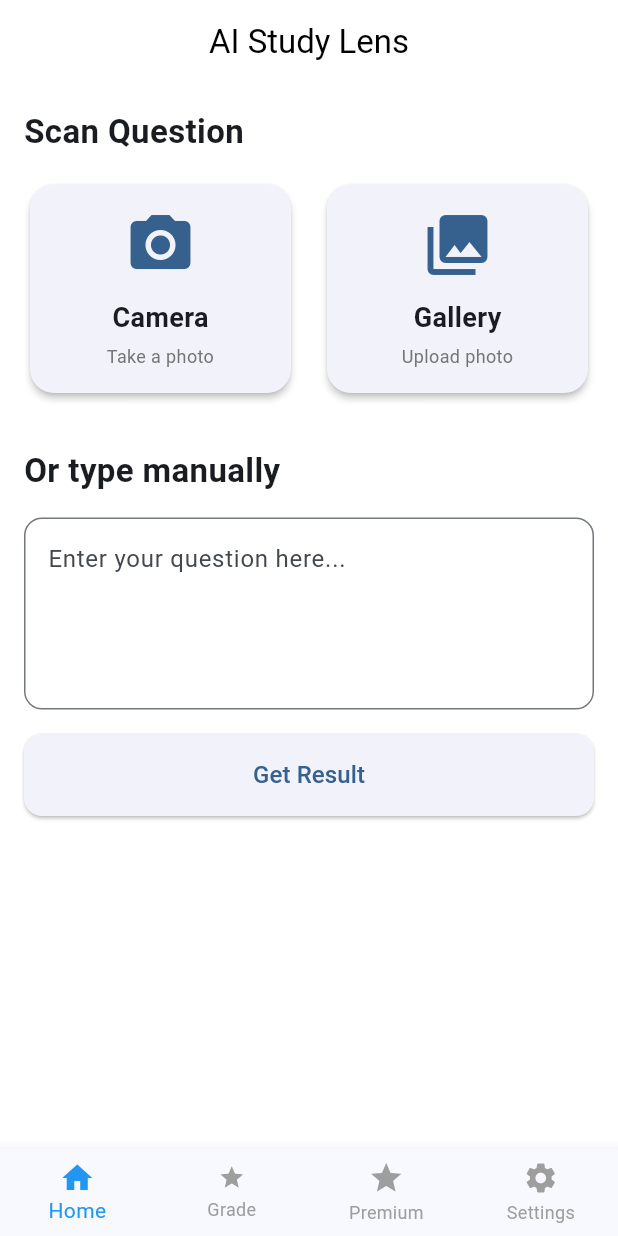
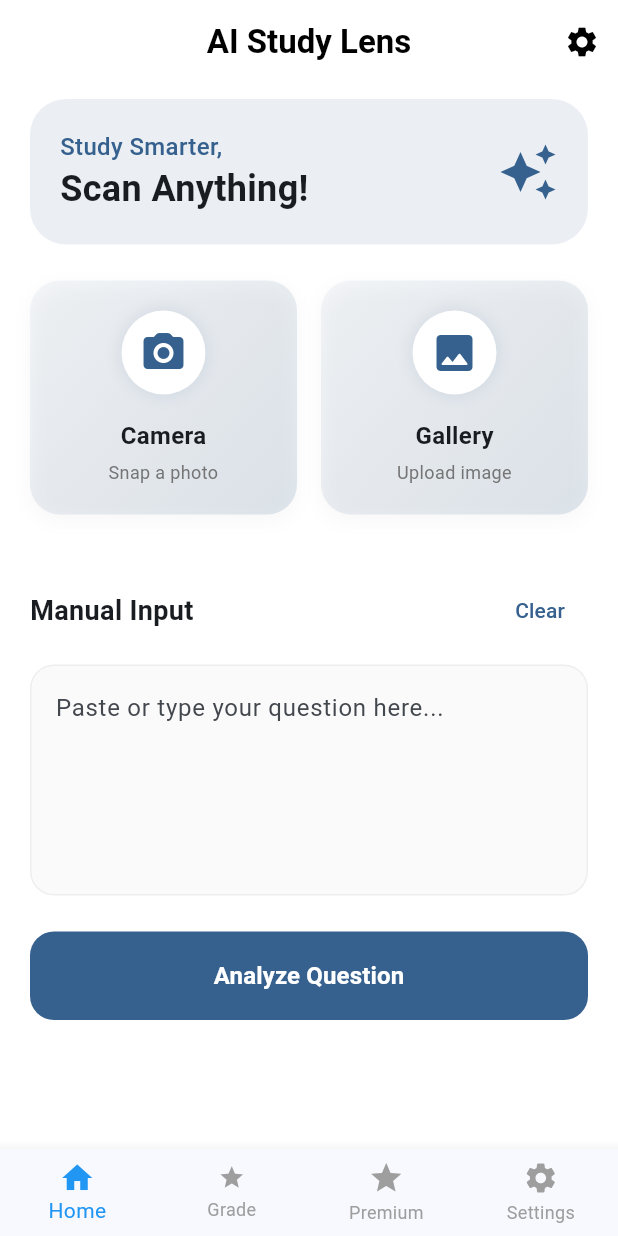
Before and after one commit to prakashraj161515-bit/ai_study_lens-, a Flutter app: the screen it shows after launch, on a phone screen of 412 x 824 dp. Run offline on Flutter 3.47's test engine with Material 3 defaults, Android fonts, the phone set to English and light mode, and no system bars; our stand-ins replace flutter_tts, image_picker, shared_preferences; missing offline and left inert: google_mlkit_text_recognition, translator.

Commit message:
Restore ai_study_lens: fix model names, add persistence, improve UI

```diff
--- a/lib/providers/app_provider.dart
+++ b/lib/providers/app_provider.dart
@@ -1,13 +1,27 @@
 import 'package:flutter/material.dart';
 
+import 'package:shared_preferences/shared_preferences.dart';
+
 class AppProvider with ChangeNotifier {
+  final SharedPreferences _prefs;
+
   bool isPremium = false;
-  String currentLanguage = 'en'; // en, hi, pa, es, fr
-  String apiKey = ''; // API Key
+  String currentLanguage = 'en';
+  String apiKey = '';
   List<Map<String, dynamic>> savedMarksheets = [];
 
+  AppProvider(this._prefs) {
+    _loadSettings();
+  }
+
+  void _loadSettings() {
+    apiKey = _prefs.getString('api_key') ?? '';
+    currentLanguage = _prefs.getString('language') ?? 'en';
+    notifyListeners();
+  }
+
   void addMarksheet(Map<String, dynamic> marksheet) {
-    savedMarksheets.insert(0, marksheet); // Add at the beginning
+    savedMarksheets.insert(0, marksheet);
     notifyListeners();
   }
 
@@ -18,11 +32,13 @@ class AppProvider with ChangeNotifier {
 
   void setLanguage(String langCode) {
     currentLanguage = langCode;
+    _prefs.setString('language', langCode);
     notifyListeners();
   }
 
   void setApiKey(String key) {
     apiKey = key;
+    _prefs.setString('api_key', key);
     notifyListeners();
   }
 }
--- a/lib/screens/home_screen.dart
+++ b/lib/screens/home_screen.dart
@@ -23,6 +23,12 @@ class _HomeScreenState extends State<HomeScreen> {
   bool _isLoading = false;
 
   Future<void> _processImage(ImageSource source) async {
+    final appProvider = context.read<AppProvider>();
+    if (appProvider.apiKey.isEmpty) {
+      _showError("Please set your API Key in Settings first.");
+      return;
+    }
+
     try {
       final XFile? image = await _picker.pickImage(source: source);
       if (image == null) return;
@@ -31,18 +37,16 @@ class _HomeScreenState extends State<HomeScreen> {
 
       String text = "";
       if (kIsWeb) {
-        // On Web, send image bytes directly to Gemini
         final bytes = await image.readAsBytes();
-        final apiKey = context.read<AppProvider>().apiKey;
-        text = await AiService().getAnswerFromImage(bytes, apiKey);
+        text = await AiService().getAnswerFromImage(bytes, appProvider.apiKey);
       } else {
-        // On Mobile, use ML Kit for faster OCR
         text = await _ocrService.extractText(File(image.path));
       }
 
+      if (!mounted) return;
       setState(() => _isLoading = false);
 
-      if (text.isNotEmpty && mounted) {
+      if (text.isNotEmpty) {
         Navigator.push(context, MaterialPageRoute(
           builder: (_) => ResultScreen(extractedText: text),
         ));
@@ -50,7 +54,7 @@ class _HomeScreenState extends State<HomeScreen> {
         _showError("No text found in the image.");
       }
     } catch (e) {
-      setState(() => _isLoading = false);
+      if (mounted) setState(() => _isLoading = false);
       _showError("Failed to process image: $e");
     }
   }
@@ -77,26 +81,41 @@ class _HomeScreenState extends State<HomeScreen> {
   @override
   Widget build(BuildContext context) {
     return Scaffold(
-      appBar: AppBar(title: const Text('AI Study Lens'), elevation: 0),
+      appBar: AppBar(
+        title: const Text('AI Study Lens', style: TextStyle(fontWeight: FontWeight.bold)),
+        actions: [
+          IconButton(
+            icon: const Icon(Icons.settings),
+            onPressed: () => Navigator.pushNamed(context, '/settings'), // Assuming you might add routing, or just use the nav bar
+          )
+        ],
+      ),
       body: _isLoading
-        ? const Center(child: CircularProgressIndicator())
+        ? Center(
+            child: Column(
+              mainAxisAlignment: MainAxisAlignment.center,
+              children: [
+                const CircularProgressIndicator(),
+                const SizedBox(height: 16),
+                Text("Analyzing your question...", style: TextStyle(color: Colors.grey[600])),
+              ],
+            ),
+          )
         : SingleChildScrollView(
-            padding: const EdgeInsets.all(16.0),
+            physics: const BouncingScrollPhysics(),
+            padding: const EdgeInsets.symmetric(horizontal: 20.0, vertical: 10.0),
             child: Column(
               crossAxisAlignment: CrossAxisAlignment.stretch,
               children: [
-                const Text(
-                  "Scan Question",
-                  style: TextStyle(fontSize: 22, fontWeight: FontWeight.bold),
-                ),
-                const SizedBox(height: 16),
+                _buildHeader(),
+                const SizedBox(height: 24),
                 Row(
                   children: [
                     Expanded(
                       child: FeatureCard(
                         title: 'Camera',
-                        subtitle: 'Take a photo',
-                        icon: Icons.camera_alt,
+                        subtitle: 'Snap a photo',
+                        icon: Icons.camera_alt_rounded,
                         onTap: () => _processImage(ImageSource.camera),
                       ),
                     ),
@@ -104,39 +123,90 @@ class _HomeScreenState extends State<HomeScreen> {
                     Expanded(
                       child: FeatureCard(
                         title: 'Gallery',
-                        subtitle: 'Upload photo',
-                        icon: Icons.photo_library,
+                        subtitle: 'Upload image',
+                        icon: Icons.image_rounded,
                         onTap: () => _processImage(ImageSource.gallery),
                       ),
                     ),
                   ],
                 ),
-                const SizedBox(height: 32),
-                const Text(
-                  "Or type manually",
-                  style: TextStyle(fontSize: 22, fontWeight: FontWeight.bold),
+                const SizedBox(height: 40),
+                Row(
+                  children: [
+                    const Text(
+                      "Manual Input",
+                      style: TextStyle(fontSize: 18, fontWeight: FontWeight.bold),
+                    ),
+                    const Spacer(),
+                    TextButton(
+                      onPressed: () => _manualInputController.clear(),
+                      child: const Text("Clear"),
+                    )
+                  ],
                 ),
-                const SizedBox(height: 16),
-                TextField(
-                  controller: _manualInputController,
-                  maxLines: 4,
-                  decoration: InputDecoration(
-                    hintText: "Enter your question here...",
-                    border: OutlineInputBorder(borderRadius: BorderRadius.circular(12)),
+                const SizedBox(height: 12),
+                Container(
+                  decoration: BoxDecoration(
+                    color: Colors.grey[50],
+                    borderRadius: BorderRadius.circular(16),
+                    border: Border.all(color: Colors.grey[200]!),
+                  ),
+                  child: TextField(
+                    controller: _manualInputController,
+                    maxLines: 5,
+                    decoration: const InputDecoration(
+                      hintText: "Paste or type your question here...",
+                      contentPadding: EdgeInsets.all(16),
+                      border: InputBorder.none,
+                    ),
                   ),
                 ),
-                const SizedBox(height: 16),
+                const SizedBox(height: 24),
                 ElevatedButton(
                   onPressed: _processManualText,
                   style: ElevatedButton.styleFrom(
-                    padding: const EdgeInsets.symmetric(vertical: 16),
-                    shape: RoundedRectangleBorder(borderRadius: BorderRadius.circular(12)),
+                    backgroundColor: Theme.of(context).primaryColor,
+                    foregroundColor: Colors.white,
+                    padding: const EdgeInsets.symmetric(vertical: 18),
+                    elevation: 0,
+                    shape: RoundedRectangleBorder(borderRadius: BorderRadius.circular(16)),
                   ),
-                  child: const Text('Get Result', style: TextStyle(fontSize: 16)),
+                  child: const Text('Analyze Question', style: TextStyle(fontSize: 16, fontWeight: FontWeight.bold)),
                 ),
+                const SizedBox(height: 32),
               ],
             ),
           ),
     );
   }
+
+  Widget _buildHeader() {
+    return Container(
+      padding: const EdgeInsets.all(20),
+      decoration: BoxDecoration(
+        color: Theme.of(context).primaryColor.withOpacity(0.1),
+        borderRadius: BorderRadius.circular(24),
+      ),
+      child: Row(
+        children: [
+          Expanded(
+            child: Column(
+              crossAxisAlignment: CrossAxisAlignment.start,
+              children: [
+                Text(
+                  "Study Smarter,",
+                  style: TextStyle(fontSize: 16, color: Theme.of(context).primaryColor, fontWeight: FontWeight.w500),
+                ),
+                const Text(
+                  "Scan Anything!",
+                  style: TextStyle(fontSize: 24, fontWeight: FontWeight.bold),
+                ),
+              ],
+            ),
+          ),
+          Icon(Icons.auto_awesome, size: 40, color: Theme.of(context).primaryColor),
+        ],
+      ),
+    );
+  }
 }
--- a/lib/screens/settings_screen.dart
+++ b/lib/screens/settings_screen.dart
@@ -148,8 +148,10 @@ class SettingsScreen extends StatelessWidget {
     );
 
     final response = await AiService().testConnection(apiKey);
+    if (!context.mounted) return;
     Navigator.pop(context); // Close loading
 
+    if (!context.mounted) return;
     showDialog(
       context: context,
       builder: (context) => AlertDialog(
@@ -173,8 +175,10 @@ class SettingsScreen extends StatelessWidget {
     );
 
     final response = await AiService().getAvailableModels(apiKey);
+    if (!context.mounted) return;
     Navigator.pop(context); // Close loading
 
+    if (!context.mounted) return;
     showDialog(
       context: context,
       builder: (context) => AlertDialog(
--- a/lib/widgets/feature_card.dart
+++ b/lib/widgets/feature_card.dart
@@ -16,22 +16,54 @@ class FeatureCard extends StatelessWidget {
 
   @override
   Widget build(BuildContext context) {
-    return Card(
-      elevation: 2,
-      shape: RoundedRectangleBorder(borderRadius: BorderRadius.circular(16)),
+    return Container(
+      decoration: BoxDecoration(
+        borderRadius: BorderRadius.circular(20),
+        gradient: LinearGradient(
+          begin: Alignment.topLeft,
+          end: Alignment.bottomRight,
+          colors: [
+            Theme.of(context).primaryColor.withOpacity(0.05),
+            Theme.of(context).primaryColor.withOpacity(0.15),
+          ],
+        ),
+        boxShadow: [
+          BoxShadow(
+            color: Colors.black.withOpacity(0.03),
+            blurRadius: 10,
+            offset: const Offset(0, 4),
+          ),
+        ],
+      ),
+      child: Material(
+        color: Colors.transparent,
         child: InkWell(
           onTap: onTap,
-        borderRadius: BorderRadius.circular(16),
+          borderRadius: BorderRadius.circular(20),
           child: Padding(
-          padding: const EdgeInsets.all(16.0),
+            padding: const EdgeInsets.all(20.0),
             child: Column(
               mainAxisAlignment: MainAxisAlignment.center,
               children: [
-              Icon(icon, size: 48, color: Theme.of(context).primaryColor),
-              const SizedBox(height: 12),
+                Container(
+                  padding: const EdgeInsets.all(12),
+                  decoration: BoxDecoration(
+                    color: Colors.white,
+                    shape: BoxShape.circle,
+                    boxShadow: [
+                      BoxShadow(
+                        color: Theme.of(context).primaryColor.withOpacity(0.1),
+                        blurRadius: 8,
+                        spreadRadius: 2,
+                      ),
+                    ],
+                  ),
+                  child: Icon(icon, size: 32, color: Theme.of(context).primaryColor),
+                ),
+                const SizedBox(height: 16),
                 Text(
                   title,
-                style: const TextStyle(fontSize: 18, fontWeight: FontWeight.bold),
+                  style: const TextStyle(fontSize: 16, fontWeight: FontWeight.bold),
                 ),
                 const SizedBox(height: 4),
                 Text(
@@ -43,6 +75,7 @@ class FeatureCard extends StatelessWidget {
             ),
           ),
         ),
+      ),
     );
   }
 }
--- a/pubspec.yaml
+++ b/pubspec.yaml
@@ -38,6 +38,7 @@ dependencies:
   flutter_tts: ^4.0.2
   http: ^1.2.1
   translator: ^1.0.4+1
+  shared_preferences: ^2.2.2
 
 dev_dependencies:
   flutter_test:
```
Also changed, not shown: lib/main.dart (+7 -2 lines), lib/screens/result_screen.dart (+94 -43 lines), lib/services/ai_service.dart (+8 -9 lines), pubspec.lock, vercel.json, 1 other file. Lines whose indentation alone changed are shown as unchanged.
